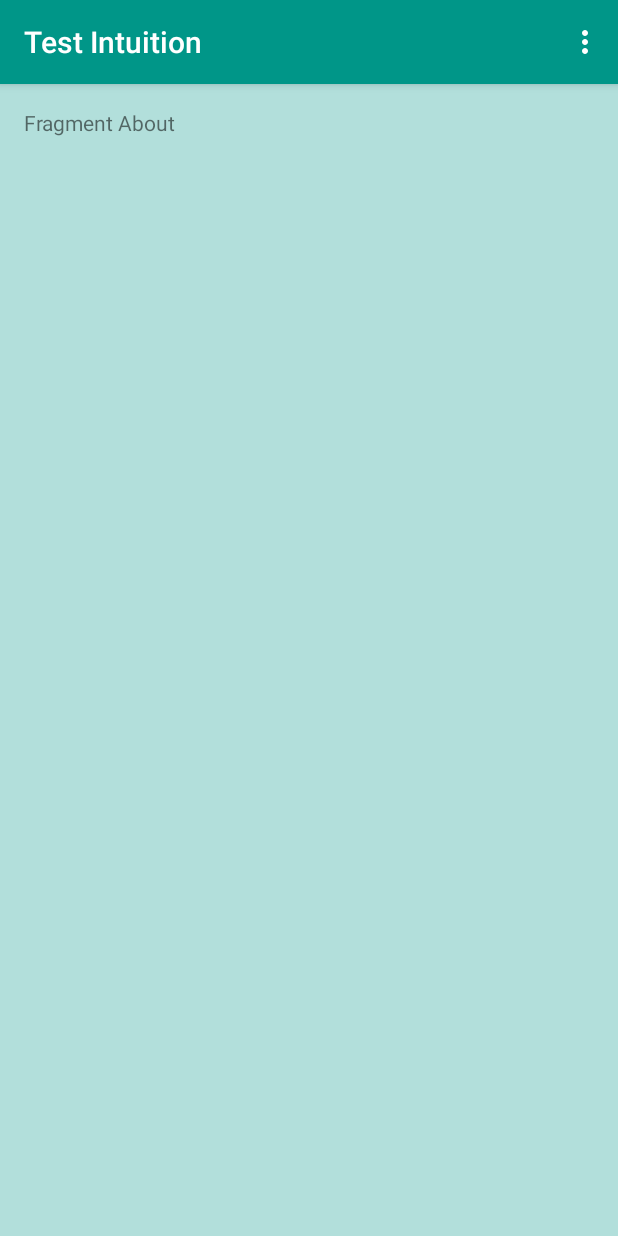
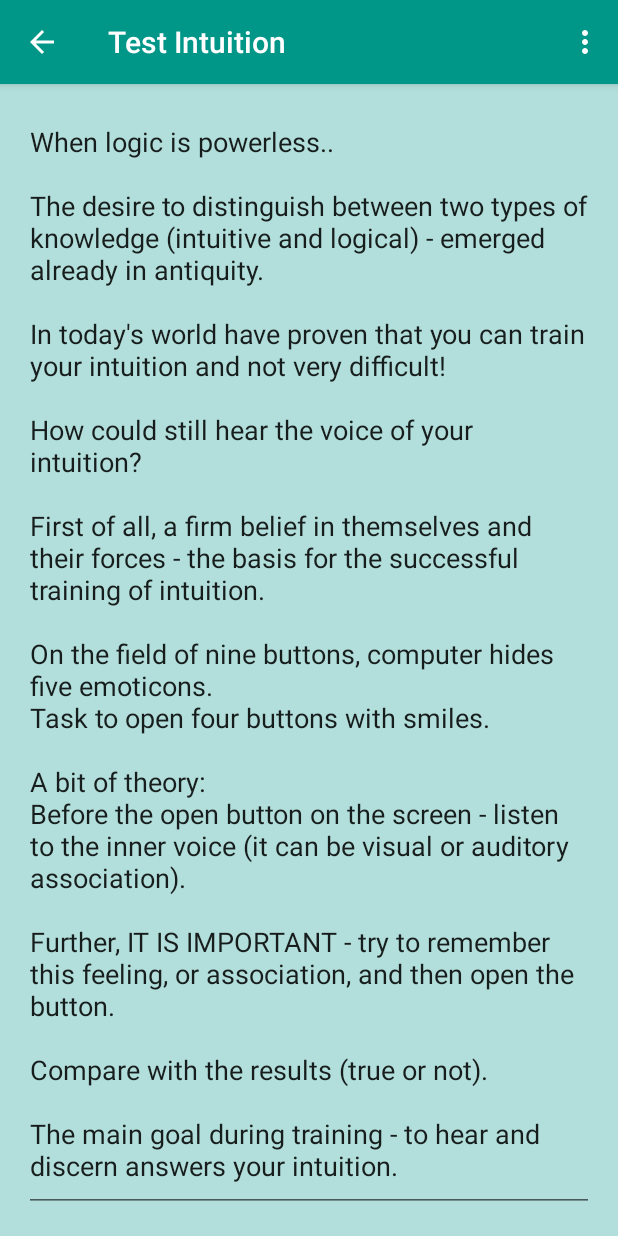
Before and after one commit to RomanTuras/TestIntuition, an Android app: the fragment FragAbout placed in its activity, on a phone screen of 412 x 824 dp. Run offline under Robolectric (Android 15) with nearby library versions, the phone set to English and light mode, and no system bars.

Commit message:
Added control for toolbar. Method refreshActionBar.

```diff
--- a/app/src/main/java/ua/com/spasetv/testintuitions/FragAbout.java
+++ b/app/src/main/java/ua/com/spasetv/testintuitions/FragAbout.java
@@ -6,10 +6,14 @@ import android.os.Bundle;
 import android.view.LayoutInflater;
 import android.view.View;
 import android.view.ViewGroup;
+import android.widget.TextView;
 
 public class FragAbout extends Fragment {
 
     Activity activity;
+    TextView textViewAbout;
+    MainActivity mainActivity;
+    public static final int FRAGMENT_ABOUT=1;
 
     @Override
     public void onAttach(Activity activity){
@@ -22,7 +26,29 @@ public class FragAbout extends Fragment {
                              Bundle saveInstanceState){
         View view = inflater.inflate(R.layout.fragment_about, null);
 
+        textViewAbout = (TextView) view.findViewById(R.id.textViewAbout);
+
+        if(getActivity()!=null){
+            mainActivity = (MainActivity) getActivity();
+        }
+        showTextHelp();
+        restoreActionBar();
+
         return view;
+    }
+
+    private void restoreActionBar() {
+        mainActivity.refreshActionBar(FRAGMENT_ABOUT);
+
+    }
+
+    private void showTextHelp() {
+        String[] arrayTextAbout = getResources().getStringArray(R.array.textAbout);
+        String tmpString="";
+        for(String string: arrayTextAbout){
+            tmpString+=string;
+        }
+        textViewAbout.setText(tmpString);
     }
 
     @Override
--- a/app/src/main/java/ua/com/spasetv/testintuitions/MainActivity.java
+++ b/app/src/main/java/ua/com/spasetv/testintuitions/MainActivity.java
@@ -12,7 +12,6 @@ import android.view.MenuItem;
 import android.view.View;
 import android.widget.AdapterView;
 import android.widget.ListView;
-import android.widget.RelativeLayout;
 
 import java.util.ArrayList;
 
@@ -24,20 +23,41 @@ public class MainActivity extends AppCompatActivity implements AdapterView.OnIte
     Fragment fragment;
     FragmentManager fragmentManager;
     FragmentTransaction fragmentTransaction;
+    Toolbar toolbar;
+    public static final int MAIN_ACTIVITY=0;
+    public static final int FRAGMENT_ABOUT=1;
 
     @Override
     protected void onCreate(Bundle savedInstanceState) {
         super.onCreate(savedInstanceState);
         setContentView(R.layout.activity_main);
-        Toolbar toolbar = (Toolbar) findViewById(R.id.toolbar);
+
+        toolbar = (Toolbar) findViewById(R.id.toolbar);
         setSupportActionBar(toolbar);
+        refreshActionBar(MAIN_ACTIVITY);
 
         mainListItem = (ListView) findViewById(R.id.listView);
-
         initMainListItems();
         myAdapter = new MyAdapter(this, arrayList);
         mainListItem.setAdapter(myAdapter);
         mainListItem.setOnItemClickListener(this);
+    }
+
+    public void refreshActionBar(int key){
+        switch (key){
+            case MAIN_ACTIVITY:
+                toolbar.setNavigationIcon(R.drawable.ic_apps_white_18dp);
+                getSupportActionBar().setHomeButtonEnabled(true);
+                getSupportActionBar().setDisplayHomeAsUpEnabled(false);
+                break;
+            case FRAGMENT_ABOUT:
+                toolbar.setNavigationIcon(R.drawable.ic_apps_white_18dp);
+                getSupportActionBar().setHomeButtonEnabled(false);
+                getSupportActionBar().setDisplayHomeAsUpEnabled(true);
+                break;
+        }
+
+
     }
 
     public void initMainListItems(){
--- a/app/src/main/res/layout/fragment_about.xml
+++ b/app/src/main/res/layout/fragment_about.xml
@@ -11,10 +11,15 @@
         android:layout_width="match_parent"
         android:layout_height="match_parent">
 
-        <TextView
+        <AutoCompleteTextView
             android:layout_width="match_parent"
-            android:layout_height="match_parent"
-            android:text="Fragment About" />
+            android:layout_height="wrap_content"
+            android:layout_gravity="top"
+            android:clickable="false"
+            android:focusable="false"
+            android:focusableInTouchMode="false"
+            android:longClickable="false"
+            android:id="@+id/textViewAbout" />
     </LinearLayout>
 
 </RelativeLayout>
--- a/app/src/main/res/values/arrays.xml
+++ b/app/src/main/res/values/arrays.xml
@@ -5,4 +5,25 @@
         <item>Four From Nine. Medium level.</item>
         <item>One From Five. Hard level.</item>
     </string-array>
+
+    <string-array name="textAbout">
+
+        <item>When logic is powerless..\n\n</item>
+        <item>The desire to distinguish between two types of knowledge (intuitive and logical) - emerged already in antiquity.\n\n</item>
+        <item>In today\'s world have proven that you can train your intuition and not very difficult!\n\n</item>
+        <item>How could still hear the voice of your intuition?\n\n</item>
+        <item>First of all, a firm belief in themselves and their forces - the basis for the successful training of intuition.\n\n</item>
+        <item>On the field of nine buttons, computer hides five emoticons.\n</item>
+        <item>Task to open four buttons with smiles.\n\n</item>
+        <item>A bit of theory:\n</item>
+        <item>Before the open button on the screen - listen to the inner voice (it can be visual or auditory association).\n\n</item>
+        <item>Further, IT IS IMPORTANT - try to remember this feeling, or association, and then open the button.\n\n</item>
+        <item>Compare with the results (true or not).\n\n</item>
+        <item>The main goal during training - to hear and discern answers your intuition.\n\n</item>
+        <item>Exercising daily to ten minutes and started with the likely result of about 50%, </item>
+        <item>each week will increase the efficiency of approximately 5..10%\n</item>
+        <item>Training intuition - is perseverance, practice and belief in yourself!\n\n</item>
+        <item>Yes, you will arrive with Power of Intuition!\n\n</item>
+
+    </string-array>
 </resources>
--- a/app/src/main/res/values/strings.xml
+++ b/app/src/main/res/values/strings.xml
@@ -14,4 +14,5 @@
     <string name="descriptionStat">Enable Statistic for each exercises.</string>
     <string name="descriptionStat2">Turn Off all advertising.</string>
 
+
 </resources>
```
Also changed, not shown: app/src/main/res/drawable/ic_apps_white_18dp.png (added).
